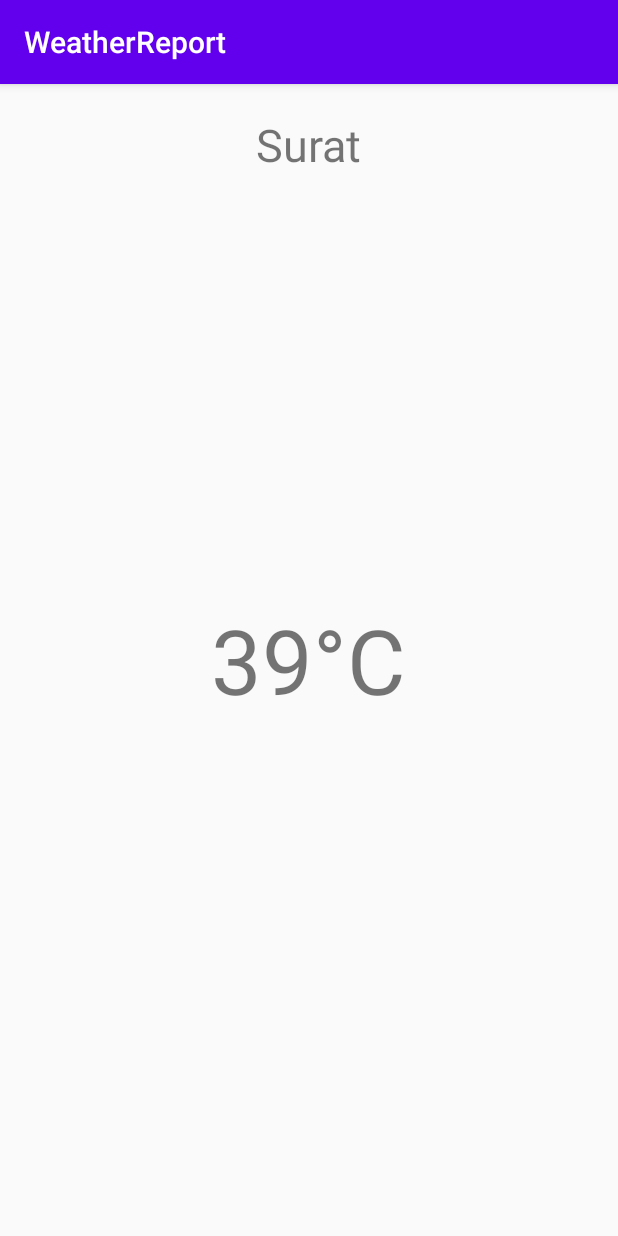
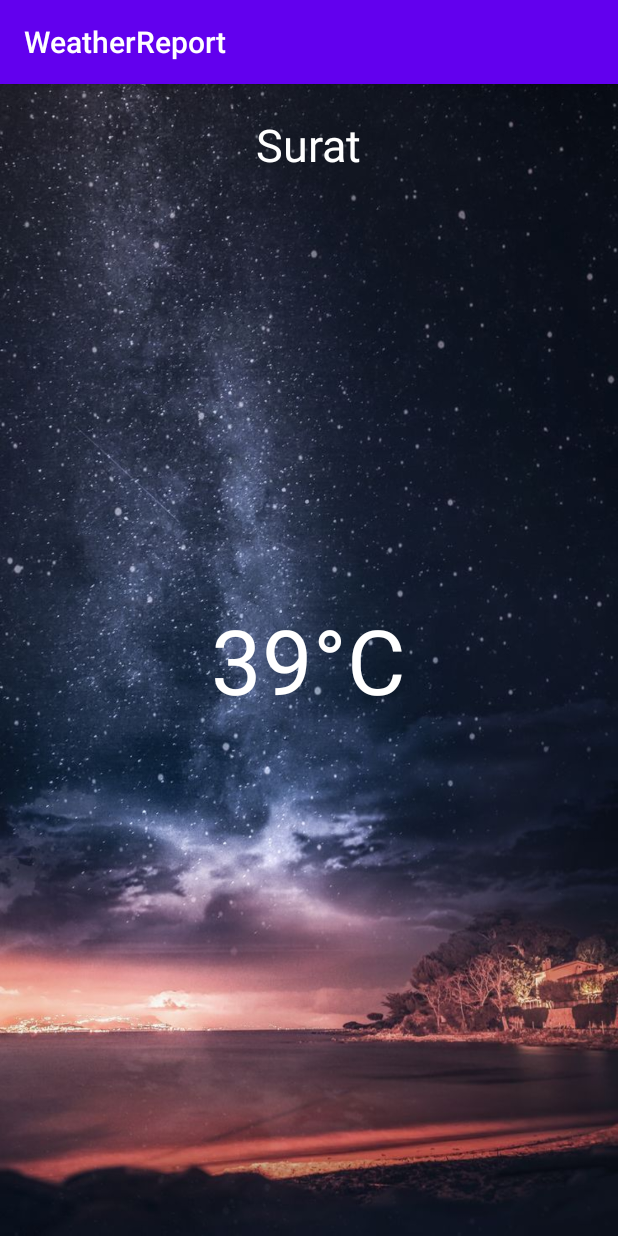
Before and after one commit to shivamag00/AndroidApps, an Android app: the screen it shows after launch (MainActivity), on a phone screen of 412 x 824 dp. Run offline under Robolectric (Android 15) with nearby library versions, the phone set to English and light mode, and no system bars.

Commit message:
Added Background Image in MainActivity

```diff
--- a/WeatherReport/app/src/main/res/layout/activity_main.xml
+++ b/WeatherReport/app/src/main/res/layout/activity_main.xml
@@ -1,6 +1,7 @@
 <?xml version="1.0" encoding="utf-8"?>
 <RelativeLayout
     android:layout_height="match_parent"
+    android:background="@drawable/background"
     android:layout_width="match_parent"
     xmlns:android="http://schemas.android.com/apk/res/android">
 
@@ -10,6 +11,7 @@
         android:layout_height="wrap_content"
         android:layout_centerHorizontal="true"
         android:paddingTop="20dp"
+        android:textColor="@color/colorWhite"
         android:textSize="30dp"
         android:text="Surat" />
 
@@ -19,6 +21,7 @@
         android:layout_width="wrap_content"
         android:layout_height="wrap_content"
         android:layout_centerInParent="true"
+        android:textColor="@color/colorWhite"
         android:textSize="60dp"
         android:text="39&#xb0;C" />
 
--- a/WeatherReport/app/src/main/res/values/colors.xml
+++ b/WeatherReport/app/src/main/res/values/colors.xml
@@ -3,4 +3,5 @@
     <color name="colorPrimary">#6200EE</color>
     <color name="colorPrimaryDark">#3700B3</color>
     <color name="colorAccent">#03DAC5</color>
+    <color name="colorWhite">#FFFFFF</color>
 </resources>
```
Also changed, not shown: WeatherReport/app/src/main/res/drawable/background.jpg (added).
